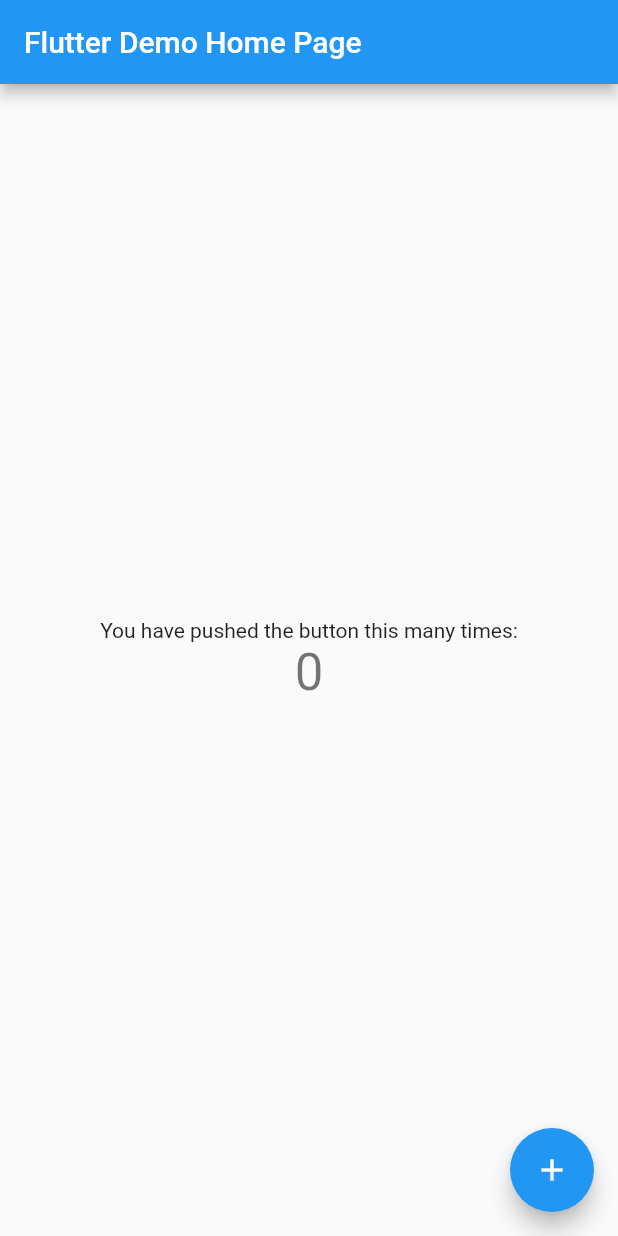
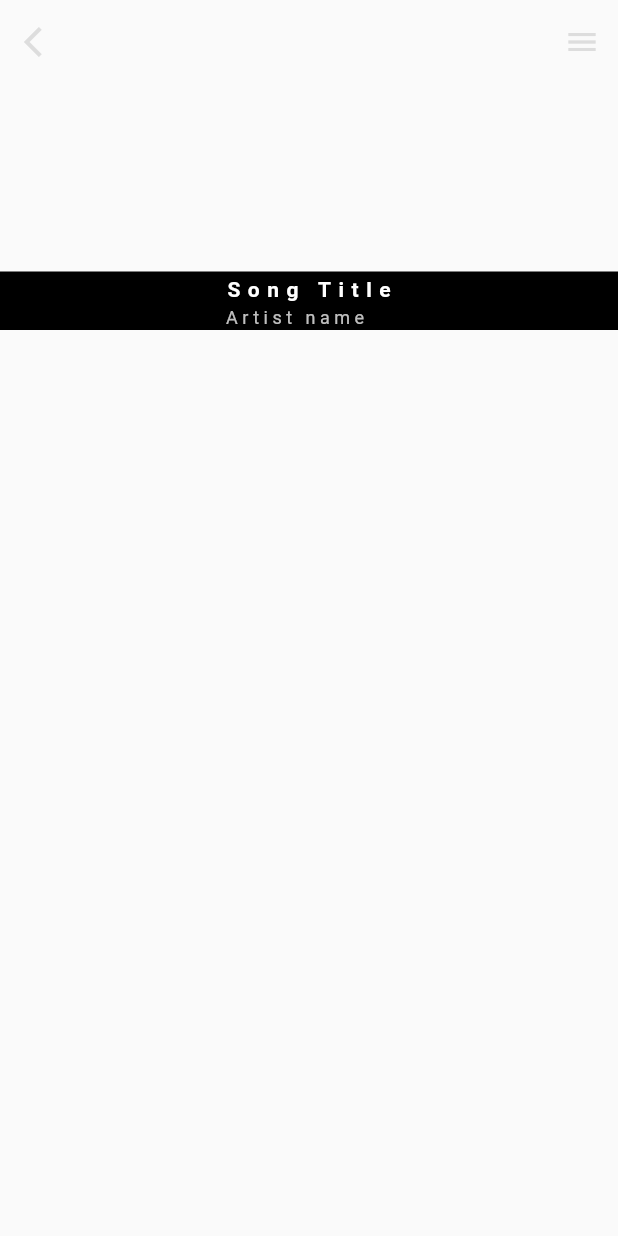
Before and after one commit to VictorMotogna/FlutterMusicPlayer, a Flutter app: the screen it shows after launch, on a phone screen of 412 x 824 dp. Run offline on Flutter 3.47's test engine with Material 2 defaults, Android fonts, the phone set to English and light mode, and no system bars.

Commit message:
ui artist name wireframe

```diff
--- a/lib/main.dart
+++ b/lib/main.dart
@@ -7,11 +7,12 @@ class MyApp extends StatelessWidget {
   @override
   Widget build(BuildContext context) {
     return new MaterialApp(
-      title: 'Flutter Demo',
+      title: 'Music player',
+      debugShowCheckedModeBanner: false,
       theme: new ThemeData(
         primarySwatch: Colors.blue,
       ),
-      home: new MyHomePage(title: 'Flutter Demo Home Page'),
+      home: new MyHomePage(title: 'Player'),
     );
   }
 }
@@ -26,38 +27,80 @@ class MyHomePage extends StatefulWidget {
 }
 
 class _MyHomePageState extends State<MyHomePage> {
-  int _counter = 0;
-
-  void _incrementCounter() {
-    setState(() {
-      _counter++;
-    });
-  }
-
   @override
   Widget build(BuildContext context) {
     return new Scaffold(
       appBar: new AppBar(
-        title: new Text(widget.title),
+        title: new Text(''),
+        backgroundColor: Colors.transparent,
+        elevation: 0.0,
+        leading: new IconButton(
+          icon: new Icon(
+            Icons.arrow_back_ios
+          ),
+          color: const Color(0xFFDDDDDD),
+          onPressed: () {},
+        ),
+        actions: <Widget>[
+          new IconButton(
+            icon: new Icon(
+              Icons.menu
+            ),
+            color: const Color(0xFFDDDDDD),
+            onPressed: () {},
+          ),
+        ],
       ),
-      body: new Center(
-        child: new Column(
-          mainAxisAlignment: MainAxisAlignment.center,
-          children: <Widget>[
-            new Text(
-              'You have pushed the button this many times:',
+      body: new Column(
+        children: <Widget>[
+          // seek bar
+
+          // visualizer
+          new Container(
+            width: double.infinity,
+            height: 125.0,
+          ),
+
+          // song title, artist name, controls
+          new Container(
+            color: Colors.black,
+            child: new Column(
+              children: <Widget>[
+                new RichText(
+                  text: new TextSpan(
+                    text: '',
+                    children: [
+                      new TextSpan(
+                        text: 'Song Title\n',
+                        style: new TextStyle(
+                          color: Colors.white,
+                          fontSize: 14.0,
+                          fontWeight: FontWeight.bold,
+                          letterSpacing: 5.0,
+                          height: 1.5,
+                        ),
+                      ),
+                      new TextSpan(
+                        text: 'Artist name',
+                        style: new TextStyle(
+                          color: Colors.white.withOpacity(0.75),
+                          fontSize: 12.0,
+                          letterSpacing: 3.0,
+                          height: 1.5
+                        ),
+                      ),
+                    ]
+                  ),
+                ),
+                new Row(
+                  children: <Widget>[
+
+                  ],
+                )
+              ],
             ),
-            new Text(
-              '$_counter',
-              style: Theme.of(context).textTheme.display1,
-            ),
-          ],
-        ),
-      ),
-      floatingActionButton: new FloatingActionButton(
-        onPressed: _incrementCounter,
-        tooltip: 'Increment',
-        child: new Icon(Icons.add),
+          ),
+        ],
       ),
     );
   }
--- /dev/null
+++ b/lib/theme.dart
@@ -0,0 +1,5 @@
+import 'package:flutter/material.dart';
+
+const Color accentColor = const Color(0xFFF08F8F);
+const Color lightAccentColor = const Color(0xFFFFAFAF);
+const Color darkAccentColor = const Color(0xFFD06F6F)
```
